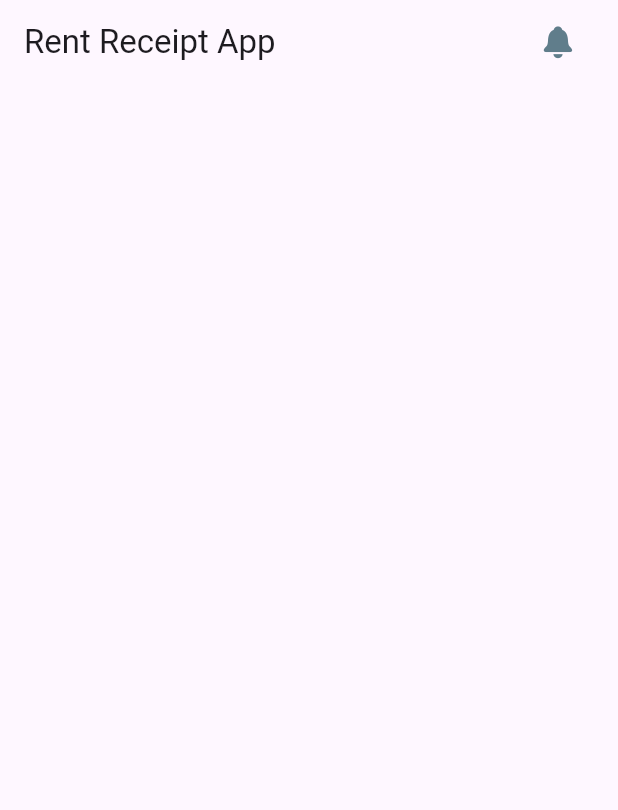
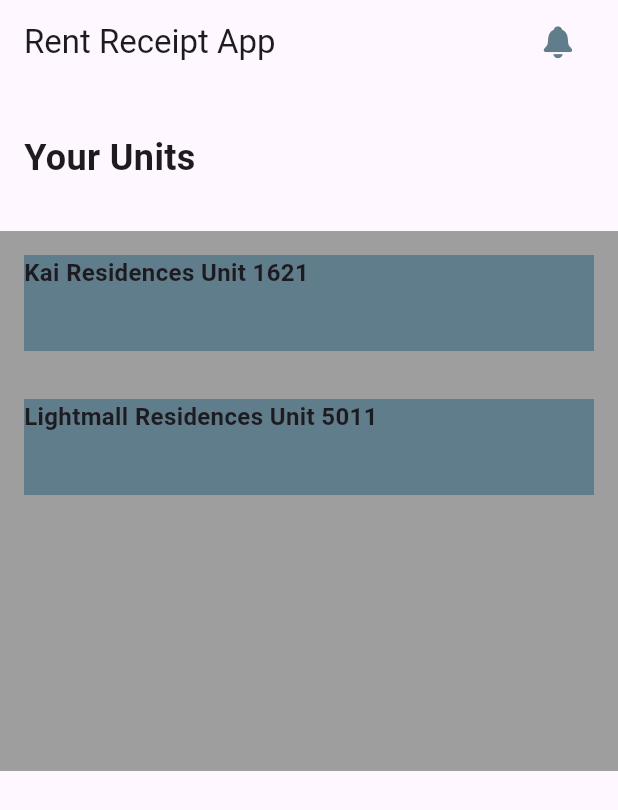
Before and after one commit to xlfrxd/Rent-Receipt-App, a Flutter app: the screen it shows after launch, on a phone screen of 412 x 824 dp. Shown: the top 810 px of the screen. Run offline on Flutter 3.47's test engine with Material 3 defaults, Android fonts, the phone set to English and light mode, and no system bars; our stand-ins replace flutter_svg.

Commit message:
feat: list view for units

```diff
--- /dev/null
+++ b/rent_receipt_app/lib/models/unit_model.dart
@@ -0,0 +1,34 @@
+import 'package:flutter/material.dart';
+
+class UnitModel {
+  String name;
+  String address;
+
+  //TODO: Add these parameters
+  // String unit?;
+//  Image image;
+
+  UnitModel({
+    required this.name,
+    required this.address,
+
+
+    //required this.image
+  });
+
+  static List<UnitModel> getUnits(){
+    List<UnitModel> units = [];
+
+    // SAMPLE DATA
+
+    units.add(
+      UnitModel(name: 'Kai Residences Unit 1621', address: 'Barangka Something, Mandaluyong', )
+    );
+
+    units.add(
+      UnitModel(name: 'Lightmall Residences Unit 5011', address: 'Barangka Ilaya')
+    );
+
+    return units;
+  }
+}
--- a/rent_receipt_app/lib/pages/home.dart
+++ b/rent_receipt_app/lib/pages/home.dart
@@ -1,6 +1,7 @@
 import 'package:flutter/cupertino.dart';
 import 'package:flutter/material.dart';
 import 'package:flutter_svg/svg.dart';
+import 'package:rent_receipt_app/models/unit_model.dart';
 
 class HomePage extends StatefulWidget {
   const HomePage({super.key});
@@ -10,8 +11,17 @@ class HomePage extends StatefulWidget {
 }
 
 class _HomePageState extends State<HomePage> {
+  List<UnitModel> units = [];
+
+  void _getUnits() {
+    units = UnitModel.getUnits();
+  }
+
   @override
   Widget build(BuildContext context) {
+    // Start up functions
+    _getUnits(); // load user's owned apartment units
+
     return Scaffold(
       appBar: AppBar(
         title: Text('Rent Receipt App'),
@@ -19,7 +29,7 @@ class _HomePageState extends State<HomePage> {
           Container(
             padding: EdgeInsets.only(right: 16),
             child: IconButton(
-              color: Colors.blueGrey,
+                color: Colors.blueGrey,
                 onPressed: () {
                   setState(() {
                     //TODO: Implement reminders for bill due dates of tenants
@@ -27,7 +37,45 @@ class _HomePageState extends State<HomePage> {
                 },
                 icon: Icon(CupertinoIcons.bell_fill)),
           ),
-
+        ],
+      ),
+      body: Column(
+        crossAxisAlignment: CrossAxisAlignment.start,
+        children: [
+          SizedBox(
+            height: 32,
+          ), // Divider
+          Column(
+            // Your Unit
+            crossAxisAlignment: CrossAxisAlignment.start,
+            children: [
+              Padding(
+                padding: const EdgeInsets.only(left: 16),
+                child: Text(
+                  'Your Units',
+                  style: TextStyle(fontSize: 24, fontWeight: FontWeight.bold),
+                ),
+              ),
+              SizedBox(
+                height: 32,
+              ),
+              Container(
+                height: 360,
+                color: Colors.grey,
+                child: ListView.builder(
+                    itemCount: units.length,
+                    itemBuilder: (context, index) {
+                      return Container(
+                        margin: EdgeInsets.all(16),
+                        height: 64,
+                        color: Colors.blueGrey,
+                        child: Text(units[index].name,
+                            style: TextStyle(fontSize: 16, fontWeight: FontWeight.bold)),
+                      );
+                    }),
+              )
+            ],
+          )
         ],
       ),
     );
```
